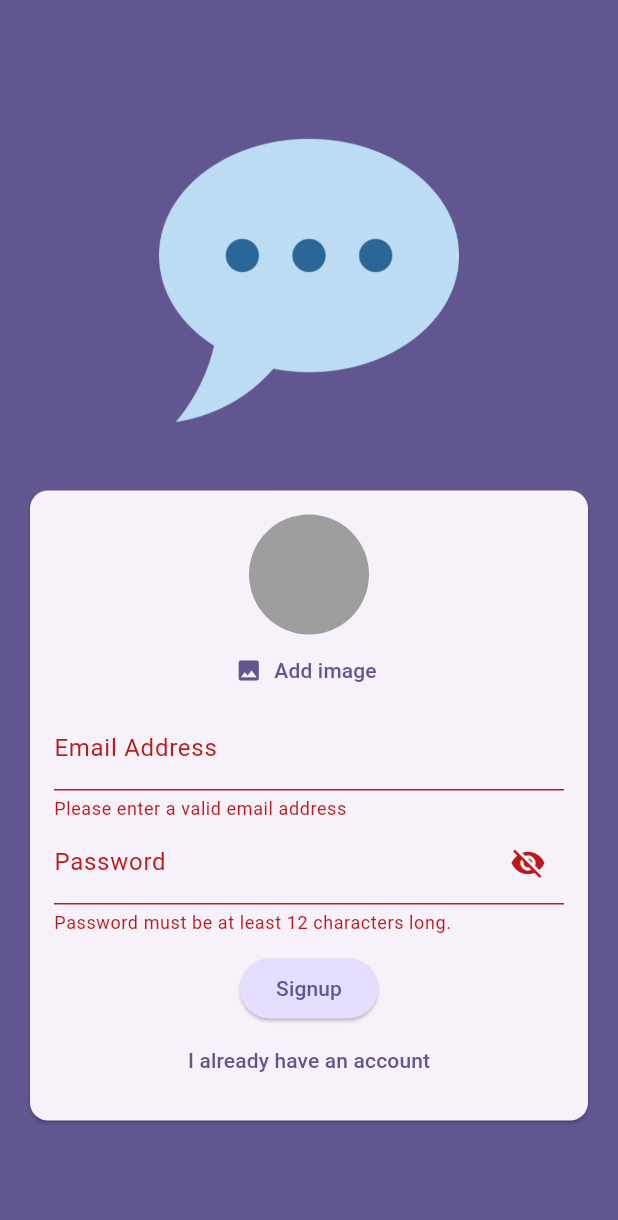
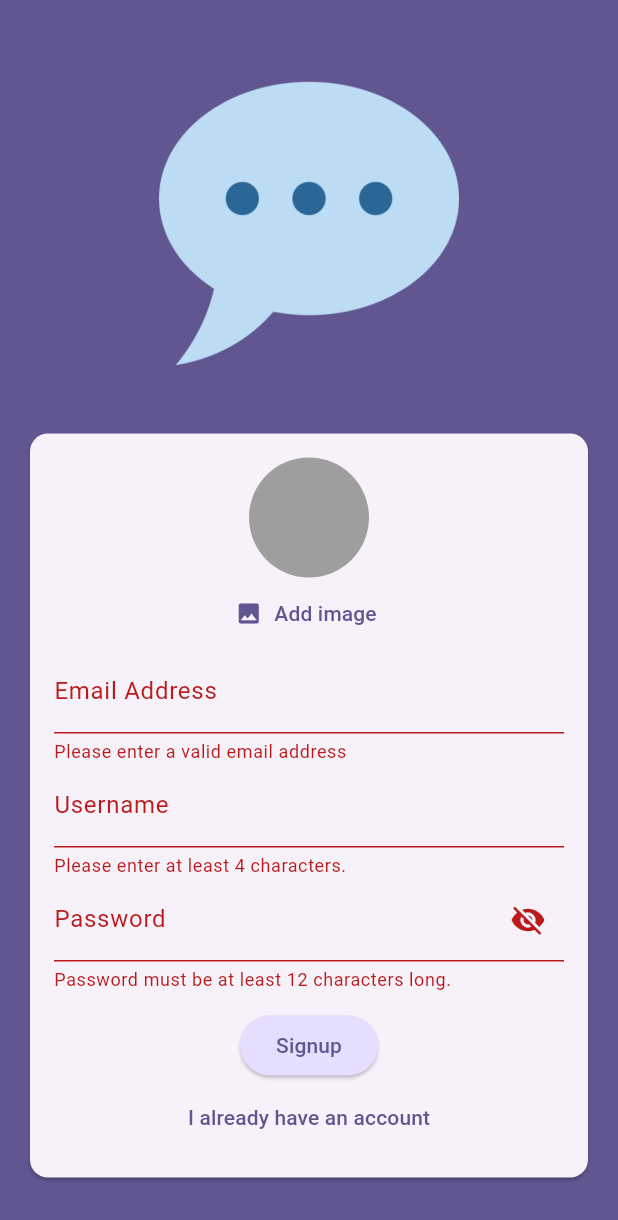
Before and after one commit to martirosianartur/chat-app, a Flutter app: the screen it shows after launch, after a tap on "Login", after a tap on "Create an account", after a tap on "Signup", on a phone screen of 412 x 824 dp. Shown: the top 1220 px of the screen. Run offline on Flutter 3.47's test engine with Material 3 defaults, Android fonts, the phone set to English and light mode, and no system bars; our stand-ins replace cloud_firestore, firebase_auth, firebase_core, firebase_storage, image_picker; accounts and stored records are empty; generated files the repository leaves out were written again.

Commit message:
store username in firestore

```diff
--- a/lib/screens/auth.dart
+++ b/lib/screens/auth.dart
@@ -1,6 +1,7 @@
 import 'dart:io';
 
 import 'package:chat_app/widgets/user_image_picker.dart';
+import 'package:cloud_firestore/cloud_firestore.dart';
 import 'package:firebase_storage/firebase_storage.dart';
 import 'package:flutter/material.dart';
 import 'package:firebase_auth/firebase_auth.dart';
@@ -22,6 +23,7 @@ class _AuthScreenState extends State<AuthScreen> {
   var _enteredPassword = '';
   File? _selectedImage;
   var _isAuthenticating = false;
+  var _enteredUsername = '';
 
   void _submit() async {
     final isValid = _form.currentState!.validate();
@@ -51,7 +53,17 @@ class _AuthScreenState extends State<AuthScreen> {
 
         await storageRef.putFile(_selectedImage!);
         final imageUrl = await storageRef.getDownloadURL();
-        print(imageUrl);
+
+        // Collection is a folder which consists data.
+        // Colections contains documents which represent data.
+        await FirebaseFirestore.instance
+            .collection('users')
+            .doc(userCredentials.user!.uid)
+            .set({
+          'username': _enteredUsername,
+          'email': _enteredEmail,
+          'image_url': imageUrl,
+        });
       }
     } on FirebaseAuthException catch (error) {
       if (mounted) {
@@ -128,6 +140,23 @@ class _AuthScreenState extends State<AuthScreen> {
                               _enteredEmail = value!;
                             },
                           ),
+                          if (!_isLogin)
+                            TextFormField(
+                              decoration:
+                                  const InputDecoration(labelText: 'Username'),
+                              enableSuggestions: false,
+                              validator: (value) {
+                                if (value == null ||
+                                    value.isEmpty ||
+                                    value.trim().length < 4) {
+                                  return 'Please enter at least 4 characters.';
+                                }
+                                return null;
+                              },
+                              onSaved: (value) {
+                                _enteredUsername = value!;
+                              },
+                            ),
                           TextFormField(
                             decoration: InputDecoration(
                               labelText: 'Password',
--- a/pubspec.yaml
+++ b/pubspec.yaml
@@ -39,6 +39,7 @@ dependencies:
   firebase_auth: ^5.1.4
   firebase_storage: ^12.1.3
   image_picker: ^1.1.2
+  cloud_firestore: ^5.2.1
 
 dev_dependencies:
   flutter_test:
```
